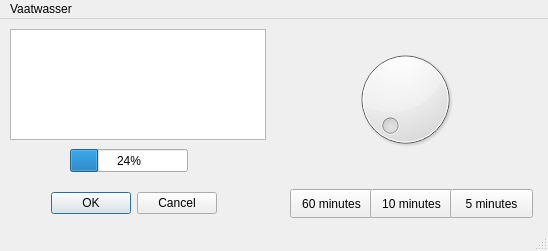
Before: the Qt Designer form Code_vaatwasser_CPP/mainwindow.ui in evanic14/PROG4_Vaatwasser_CPP, drawn with Qt 5.
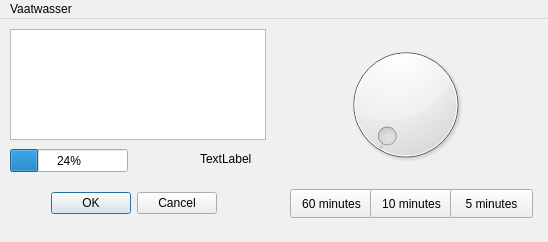
After: the same form once the commit is applied.

Diff of the .ui file:
```diff
--- a/Code_vaatwasser_CPP/mainwindow.ui
+++ b/Code_vaatwasser_CPP/mainwindow.ui
@@ -7,9 +7,53 @@
     <x>0</x>
     <y>0</y>
     <width>548</width>
-    <height>251</height>
+    <height>242</height>
    </rect>
   </property>
+  <property name="palette">
+   <palette>
+    <active>
+     <colorrole role="Window">
+      <brush brushstyle="SolidPattern">
+       <color alpha="255">
+        <red>167</red>
+        <green>167</green>
+        <blue>167</blue>
+       </color>
+      </brush>
+     </colorrole>
+    </active>
+    <inactive>
+     <colorrole role="Window">
+      <brush brushstyle="SolidPattern">
+       <color alpha="255">
+        <red>240</red>
+        <green>240</green>
+        <blue>240</blue>
+       </color>
+      </brush>
+     </colorrole>
+    </inactive>
+    <disabled>
+     <colorrole role="Window">
+      <brush brushstyle="SolidPattern">
+       <color alpha="255">
+        <red>167</red>
+        <green>167</green>
+        <blue>167</blue>
+       </color>
+      </brush>
+     </colorrole>
+    </disabled>
+   </palette>
+  </property>
+  <property name="font">
+   <font>
+    <italic>false</italic>
+    <bold>false</bold>
+    <kerning>true</kerning>
+   </font>
+  </property>
   <property name="windowTitle">
    <string>MainWindow</string>
   </property>
@@ -68,7 +112,7 @@
    <widget class="QProgressBar" name="PowderLvl">
     <property name="geometry">
      <rect>
-      <x>70</x>
+      <x>10</x>
       <y>130</y>
       <width>118</width>
       <height>23</height>
@@ -90,10 +134,10 @@
    <widget class="QDial" name="ProgramDial">
     <property name="geometry">
      <rect>
-      <x>350</x>
+      <x>340</x>
       <y>20</y>
-      <width>111</width>
-      <height>121</height>
+      <width>131</width>
+      <height>131</height>
      </rect>
     </property>
     <property name="toolTip">
@@ -116,8 +160,8 @@
    <widget class="QLabel" name="PowderLbl">
     <property name="geometry">
      <rect>
-      <x>100</x>
-      <y>210</y>
+      <x>200</x>
+      <y>130</y>
       <width>63</width>
       <height>20</height>
      </rect>
@@ -161,7 +205,6 @@
    </widget>
    <addaction name="menuVaatwasser"/>
   </widget>
-  <widget class="QStatusBar" name="statusbar"/>
  </widget>
  <resources/>
  <connections/>
```
Left out of the diff: 23 changed lines with no effect on the pictures.
